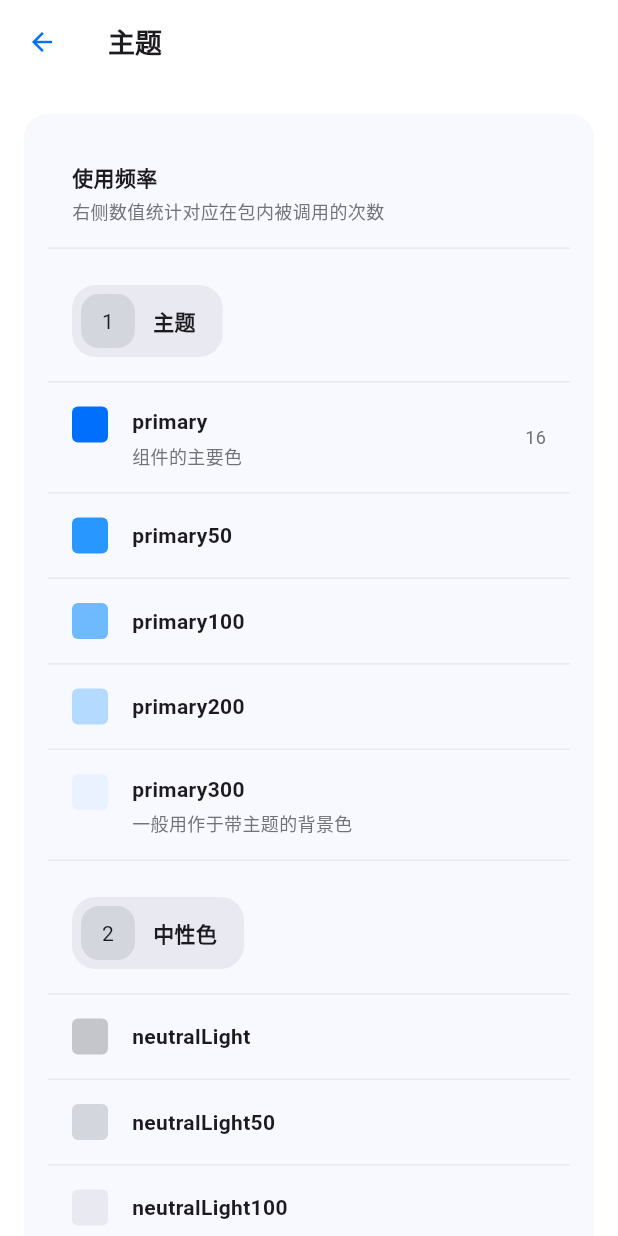
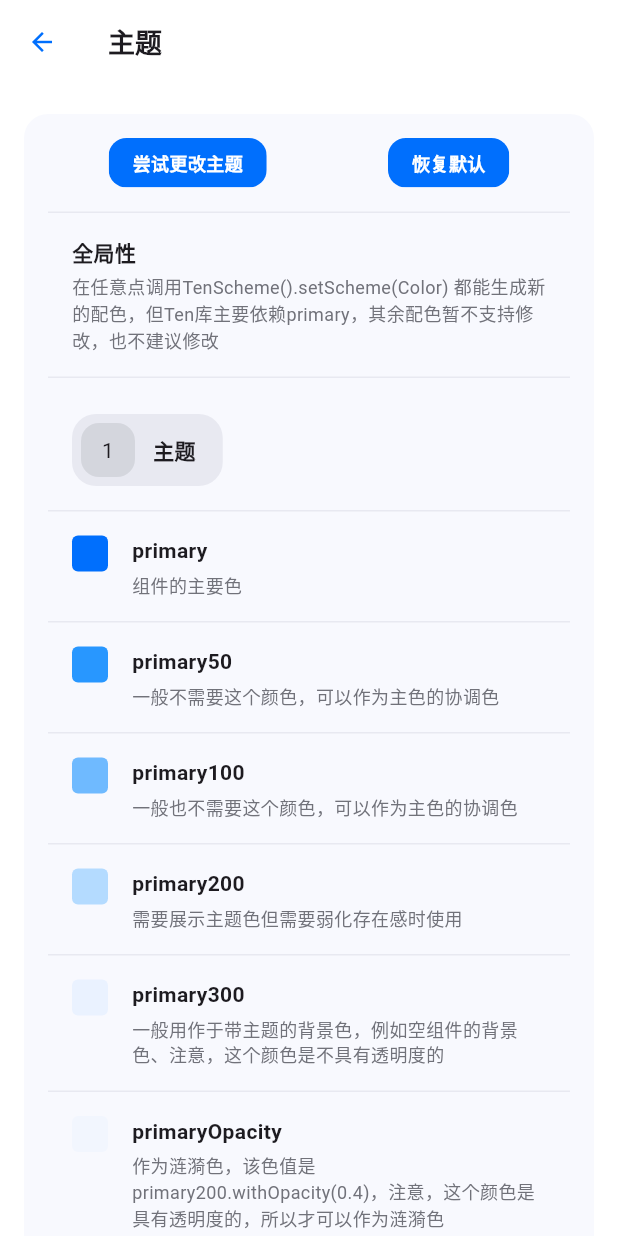
Before and after one commit to lm83680/ten, a Flutter app: the screen it shows after launch, after a tap on "Scheme 主题", on a phone screen of 412 x 824 dp. Run offline on Flutter 3.47's test engine with Material 3 defaults, Android fonts, the phone set to English and light mode, and no system bars; our stand-ins replace flutter_animate.

Commit message:
主题色配置

```diff
--- a/example/lib/main.dart
+++ b/example/lib/main.dart
@@ -3,6 +3,7 @@ import 'package:flutter/material.dart';
 import 'package:ten/ten.dart';
 
 void main() {
+  WidgetsFlutterBinding.ensureInitialized();
   runApp(MaterialApp(
     theme: ThemeData(
         scaffoldBackgroundColor: Colors.white,
@@ -47,7 +48,8 @@ class MainApp extends StatelessWidget {
               return Column(
                 crossAxisAlignment: CrossAxisAlignment.start,
                 children: [
-                  TenSection(notation: Text("$index"), name: item.title).padding(left: 16,top: 24),
+                  TenSection(notation: Text("$index"), name: item.title)
+                      .padding(left: 16, top: 24),
                   TenCard(
                     child: Column(
                       children: item.subItem
--- a/example/lib/screens/card.dart
+++ b/example/lib/screens/card.dart
@@ -28,7 +28,7 @@ class ExampleCard extends StatelessWidget {
           ),
           const TenSection(notation: Text("#"), name: "预设:"),
           TenCardPreset(
-            leading:Image.network("http://q1.qlogo.cn/g?b=qq&nk=2494966366&s=100"),
+            leading:Image.network("http://q1.qlogo.cn/g?b=qq&nk=2436381839&s=100"),
             title: "云南优质茶叶",
             subtitle: "预设卡片，常用于商品、联系人卡片",
             trailing:TenButtonBorder.wraning("加购",lefticon: Icon(Icons.shopping_cart_outlined),)
--- a/example/lib/screens/scheme.dart
+++ b/example/lib/screens/scheme.dart
@@ -4,12 +4,10 @@ import 'package:ten/ten.dart';
 class ExampleScheme extends StatelessWidget {
   const ExampleScheme({super.key});
 
-  Widget colorBlock(Color color){
+  Widget colorBlock(Color color) {
     return Container(
-      decoration: BoxDecoration(
-        color: color,
-        borderRadius:  BorderRadius.circular(4)
-      ),
+      decoration:
+          BoxDecoration(color: color, borderRadius: BorderRadius.circular(4)),
       width: 24,
       height: 24,
     );
@@ -20,38 +18,75 @@ class ExampleScheme extends StatelessWidget {
     return Scaffold(
       appBar: const TenAppBar(title: "主题"),
       body: SingleChildScrollView(
-        child:TenCard.column(
+          child: TenCard.column(
         crossAxisAlignment: CrossAxisAlignment.start,
         children: [
+          Row(
+            mainAxisAlignment: MainAxisAlignment.spaceAround,
+            children: [
+              TenButton(
+                "尝试更改主题",
+                onTap: () {
+                  TenScheme().setScheme(Colors.orangeAccent);
+                  showTenSnackbar(context, "设置成功",
+                      type: FeedbackOptionType.success());
+                  Navigator.of(context).pushReplacement(
+                    MaterialPageRoute(builder: (context) => ExampleScheme()),
+                  );
+                },
+              ),
+              TenButton(
+                "恢复默认",
+                onTap: () {
+                  TenScheme().setScheme(Color(0xff006ffd));
+                  showTenSnackbar(context, "设置成功",
+                      type: FeedbackOptionType.success());
+                  Navigator.of(context).pushReplacement(
+                    MaterialPageRoute(builder: (context) => ExampleScheme()),
+                  );
+                },
+              ),
+            ],
+          ).padding(bottom: 16),
           TenListItem(
-            title: "使用频率",
-            subtitle: "右侧数值统计对应在包内被调用的次数",
+            title: "全局性",
+            subtitle:
+                "在任意点调用TenScheme().setScheme(Color) 都能生成新的配色，但Ten库主要依赖primary，其余配色暂不支持修改，也不建议修改",
           ),
-          const TenSection(notation: Text("1"), name: "主题").padding(left: 16,top: 24,bottom: 16),
+          const TenSection(notation: Text("1"), name: "主题")
+              .padding(left: 16, top: 24, bottom: 16),
           TenListItem(
             title: "primary",
             leading: colorBlock(TenScheme.primary),
             subtitle: "组件的主要色",
-            trailing: Text("16",style: TenScheme.desction),
           ),
           TenListItem(
             title: "primary50",
             leading: colorBlock(TenScheme.primary50),
+            subtitle: "一般不需要这个颜色，可以作为主色的协调色",
           ),
           TenListItem(
             title: "primary100",
             leading: colorBlock(TenScheme.primary100),
+            subtitle: "一般也不需要这个颜色，可以作为主色的协调色",
           ),
           TenListItem(
             title: "primary200",
             leading: colorBlock(TenScheme.primary200),
+            subtitle: "需要展示主题色但需要弱化存在感时使用",
           ),
           TenListItem(
             title: "primary300",
             leading: colorBlock(TenScheme.primary300),
-            subtitle: "一般用作于带主题的背景色",
+            subtitle: "一般用作于带主题的背景色，例如空组件的背景色、注意，这个颜色是不具有透明度的",
           ),
-          const TenSection(notation: Text("2"), name: "中性色").padding(left: 16,top: 24,bottom: 16),
+          TenListItem(
+            title: "primaryOpacity",
+            leading: colorBlock(TenScheme.primary300Opacity),
+            subtitle: "作为涟漪色，该色值是primary200.withOpacity(0.4)，注意，这个颜色是具有透明度的，所以才可以作为涟漪色",
+          ),
+          const TenSection(notation: Text("2"), name: "中性色")
+              .padding(left: 16, top: 24, bottom: 16),
           TenListItem(
             title: "neutralLight",
             leading: colorBlock(TenScheme.neutralLight),
@@ -68,7 +103,8 @@ class ExampleScheme extends StatelessWidget {
             title: "neutralLight200",
             leading: colorBlock(TenScheme.neutralLight200),
           ),
-          const TenSection(notation: Text("3"), name: "中性色Dark").padding(left: 16,top: 24,bottom: 16),
+          const TenSection(notation: Text("3"), name: "中性色Dark")
+              .padding(left: 16, top: 24, bottom: 16),
           TenListItem(
             title: "neutralDark",
             leading: colorBlock(TenScheme.neutralDark),
@@ -85,42 +121,49 @@ class ExampleScheme extends StatelessWidget {
             title: "neutralDark200",
             leading: colorBlock(TenScheme.neutralDark200),
           ),
-          const TenSection(notation: Text("4"), name: "文字").padding(left: 16,top: 24,bottom: 16),
+          const TenSection(notation: Text("4"), name: "文字")
+              .padding(left: 16, top: 24, bottom: 16),
           TenListItem(
             title: "h1",
-            leading: Text("h1",style: TenScheme.h1,),
+            leading: Text(
+              "h1",
+              style: TenScheme.h1,
+            ),
           ),
           TenListItem(
             title: "h2",
-            leading: Text("h2",style: TenScheme.h2),
+            leading: Text("h2", style: TenScheme.h2),
           ),
           TenListItem(
             title: "h3",
-            leading: Text("h3",style: TenScheme.h3),
+            leading: Text("h3", style: TenScheme.h3),
           ),
           TenListItem(
             title: "h4",
-            leading: Text("h4",style: TenScheme.h4),
+            leading: Text("h4", style: TenScheme.h4),
           ),
           TenListItem(
             title: "action",
-            leading: Text("action",style: TenScheme.action,),
+            leading: Text(
+              "action",
+              style: TenScheme.action,
+            ),
           ),
           TenListItem(
             title: "actionM",
-            leading: Text("actionM",style: TenScheme.actionM),
+            leading: Text("actionM", style: TenScheme.actionM),
           ),
           TenListItem(
             title: "actionS",
-            leading: Text("actionS",style: TenScheme.actionS),
+            leading: Text("actionS", style: TenScheme.actionS),
           ),
           TenListItem(
             title: "caption",
-            leading: Text("caption",style: TenScheme.caption),
+            leading: Text("caption", style: TenScheme.caption),
           ),
           TenListItem(
             title: "desction",
-            leading: Text("desction",style: TenScheme.desction),
+            leading: Text("desction", style: TenScheme.desction),
           ),
         ].withSeparator(),
       )),
--- a/lib/src/components/list_item.dart
+++ b/lib/src/components/list_item.dart
@@ -58,7 +58,7 @@ class _TenListItemState extends State<TenListItem> {
       overlayColor: WidgetStateProperty.resolveWith<Color?>(
         (Set<WidgetState> states) {
           if (states.contains(WidgetState.pressed)) {
-            return TenScheme.primary300.withOpacity(0.88); // 按下时的涟漪颜色
+            return TenScheme.primary300Opacity; // 按下时的涟漪颜色
           }
           return null;
         },
--- a/lib/src/tools/feedback.dart
+++ b/lib/src/tools/feedback.dart
@@ -118,7 +118,7 @@ OverlayEntry? _loadingEntry;
 
 void showTenLoading(BuildContext context,
     {String? message, bool showCard = false}) {
-  if (_loadingEntry != null) throw "请不要让用户或程序重复调用showLoading";
+  if (_loadingEntry != null) debugPrint("请不要让用户或程序重复调用showLoading");
   OverlayState? overlayState = Overlay.of(context);
 
   _loadingEntry = OverlayEntry(
--- a/lib/style/index.dart
+++ b/lib/style/index.dart
@@ -8,7 +8,8 @@ class TenScheme {
   static Color textLight = const Color(0xff1f2024);
   static Color textDark = const Color(0xffffffff);
 
-  //文本规范 - 标题
+  ///文本规范 - 标题
+  ///一般文字不需要加样式
   static TextStyle h1 =
       const TextStyle(fontSize: 24, fontWeight: FontWeight.bold);
   static TextStyle h2 =
@@ -18,7 +19,7 @@ class TenScheme {
   static TextStyle h4 =
       const TextStyle(fontSize: 14, fontWeight: FontWeight.w800);
 
-  // 活动的 / 需要被关注的 / [TenListItem]的标题
+  /// 活动的 / 希望被关注到文字的 / [TenListItem]的标题
   static TextStyle action =
       const TextStyle(fontSize: 14, fontWeight: FontWeight.w600);
   static TextStyle actionL =
@@ -28,11 +29,13 @@ class TenScheme {
   static TextStyle actionS =
       const TextStyle(fontSize: 10, fontWeight: FontWeight.w600);
 
-  // 说明性 / 描述
+  /// 强调和说明性
   static TextStyle caption =
       const TextStyle(fontSize: 10, fontWeight: FontWeight.w600);
 
-  static TextStyle desction = const TextStyle(fontSize: 12, color: Color(0xff71727a));
+  /// 描述
+  static TextStyle desction =
+      const TextStyle(fontSize: 12, color: Color(0xff71727a));
 
   //主题色
   static Color primary = const Color(0xff006ffd);
@@ -42,11 +45,12 @@ class TenScheme {
 
   /// [TenAvatar] 头像背景色
   static Color primary300 = const Color(0xffeaf2ff);
+  static Color primary300Opacity = primary300.withOpacity(0.4);
 
   ///中性色
   static Color neutralLight = const Color(0xffC5C6CC);
 
-  /// 分割线 、
+  /// 分割线
   static Color neutralLight50 = const Color(0xffD4D6DD);
 
   /// 一般卡片背景[TenTitle]
@@ -65,4 +69,13 @@ class TenScheme {
   static Color wraningBackGroud = const Color(0xfffff4e4);
   static Color error = const Color(0xffed3241);
   static Color errorBackGroud = const Color(0xffffe2e5);
+
+  void setScheme(Color customPrimary) {
+    primary = customPrimary;
+    primary50 = Color.lerp(primary, const Color(0xffffffff), 0.15)!; // 较浅的颜色
+    primary100 = Color.lerp(primary, const Color(0xffffffff), 0.4)!;  // 更浅的颜色
+    primary200 = Color.lerp(primary, const Color(0xffffffff), 0.65)!; // 最浅的颜色
+    primary300 = Color.lerp(primary, const Color(0xffffffff), 0.85)!; // 最浅的颜色
+    primary300Opacity = primary300.withOpacity(0.4);
+  }
 }
```
